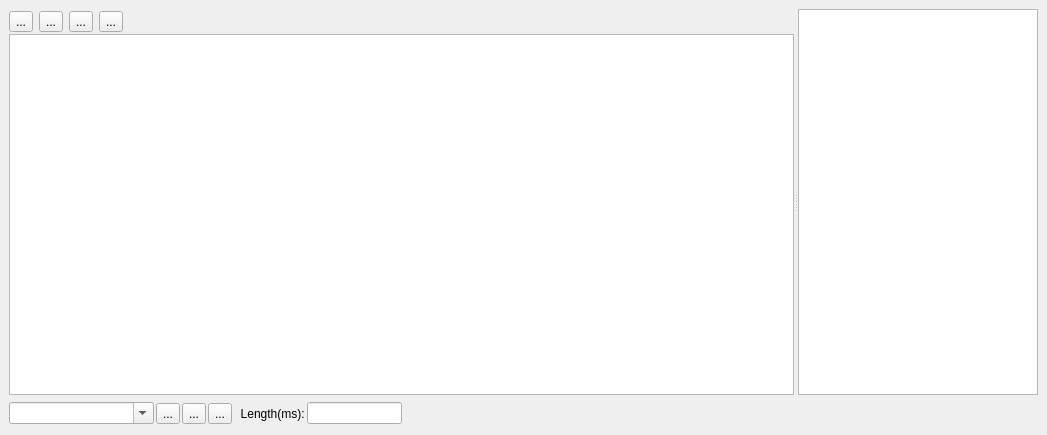
timi-liuliang/echo, file engine/modules/anim/editor/TimelinePanel/TimelinePanel.ui: the form before one commit.
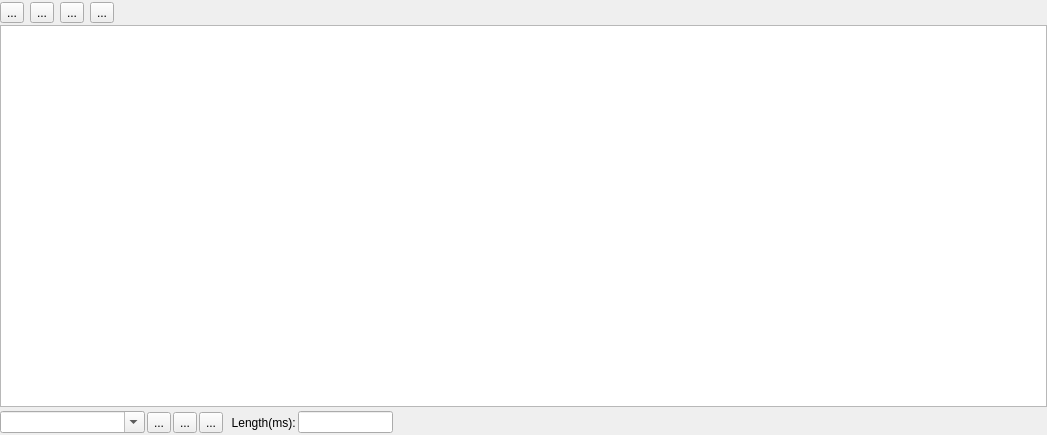
The form after the commit. Custom widgets are drawn as their Qt base class.

Commit message: Timeline remove QTreeWidget, DrawRuler in title #1265

```diff
--- a/engine/modules/anim/editor/TimelinePanel/TimelinePanel.ui
+++ b/engine/modules/anim/editor/TimelinePanel/TimelinePanel.ui
@@ -14,13 +14,23 @@
    <string>Timeline</string>
   </property>
   <widget class="QWidget" name="dockWidgetContents">
-   <layout class="QVBoxLayout" name="verticalLayout_3">
+   <layout class="QVBoxLayout" name="verticalLayout_2">
+    <property name="spacing">
+     <number>3</number>
+    </property>
+    <property name="leftMargin">
+     <number>0</number>
+    </property>
+    <property name="topMargin">
+     <number>0</number>
+    </property>
+    <property name="rightMargin">
+     <number>0</number>
+    </property>
+    <property name="bottomMargin">
+     <number>0</number>
+    </property>
     <item>
-     <widget class="QSplitter" name="m_splitter">
-      <property name="orientation">
-       <enum>Qt::Horizontal</enum>
-      </property>
-      <widget class="QWidget" name="verticalLayoutWidget">
        <layout class="QVBoxLayout" name="verticalLayout">
         <property name="spacing">
          <number>0</number>
@@ -114,17 +124,7 @@
             </widget>
            </item>
            <item>
-            <spacer name="horizontalSpacer">
-             <property name="orientation">
-              <enum>Qt::Horizontal</enum>
-             </property>
-             <property name="sizeHint" stdset="0">
-              <size>
-               <width>725</width>
-               <height>20</height>
-              </size>
-             </property>
-            </spacer>
+          <widget class="Echo::TimelineRuler" name="m_timelineRuler" native="true"/>
            </item>
           </layout>
          </widget>
@@ -153,31 +153,6 @@
          </widget>
         </item>
        </layout>
-      </widget>
-      <widget class="QWidget" name="verticalLayoutWidget_2">
-       <layout class="QVBoxLayout" name="verticalLayout_2">
-        <property name="spacing">
-         <number>0</number>
-        </property>
-        <item>
-         <widget class="Echo::TimelineRuler" name="m_timelineRuler" native="true"/>
-        </item>
-        <item>
-         <widget class="QGraphicsView" name="m_graphicsView">
-          <property name="contextMenuPolicy">
-           <enum>Qt::CustomContextMenu</enum>
-          </property>
-          <property name="verticalScrollBarPolicy">
-           <enum>Qt::ScrollBarAsNeeded</enum>
-          </property>
-          <property name="horizontalScrollBarPolicy">
-           <enum>Qt::ScrollBarAsNeeded</enum>
-          </property>
-         </widget>
-        </item>
-       </layout>
-      </widget>
-     </widget>
     </item>
     <item>
      <widget class="QWidget" name="BottomTools" native="true">
```
Lines whose indentation alone changed are shown as unchanged. The commit also changes 3 other files.
